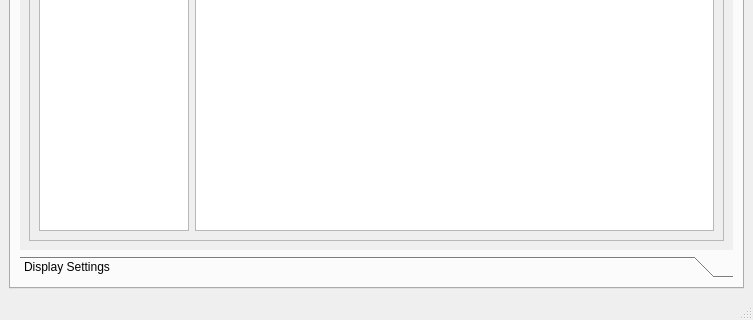
Aloereed/Flightman_Platform_DATA130039, file mainplatformwindow.ui: the form before one commit; both pictures show x 0 to 753 and y 280 to 600 of the 753 by 600 pixel window.
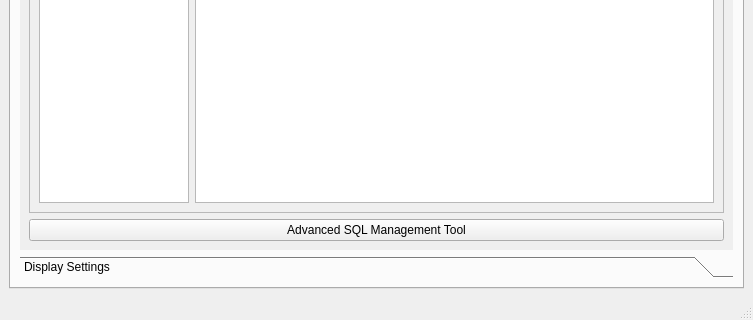
The form after the commit. The open tabs and pages were chosen to show the change. Icons and pictures are not drawn.

The edit to the form file:
```diff
--- a/mainplatformwindow.ui
+++ b/mainplatformwindow.ui
@@ -885,8 +885,8 @@
              <rect>
               <x>0</x>
               <y>0</y>
-              <width>212</width>
-              <height>156</height>
+              <width>713</width>
+              <height>433</height>
              </rect>
             </property>
             <attribute name="label">
@@ -941,6 +941,13 @@
                </layout>
               </widget>
              </item>
+             <item>
+              <widget class="QPushButton" name="pushButton_13">
+               <property name="text">
+                <string>Advanced SQL Management Tool</string>
+               </property>
+              </widget>
+             </item>
             </layout>
            </widget>
            <widget class="QWidget" name="page_2">
```
Left out of the diff: 10 changed lines with no effect on the pictures.
